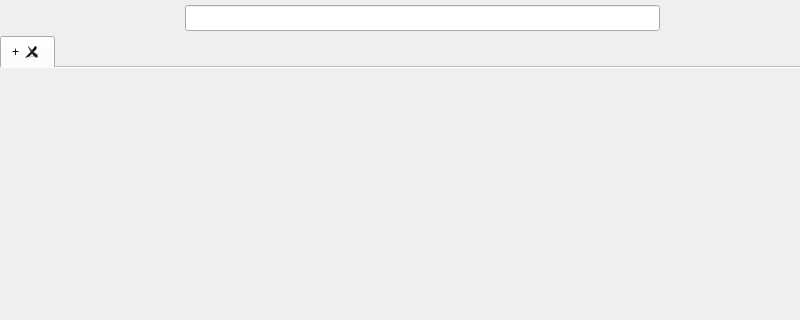
Old version of the form ventana.ui in the repository willynajberg/pyQtBrowser; both pictures show x 0 to 800 and y 0 to 320 of the 800 by 600 pixel window.
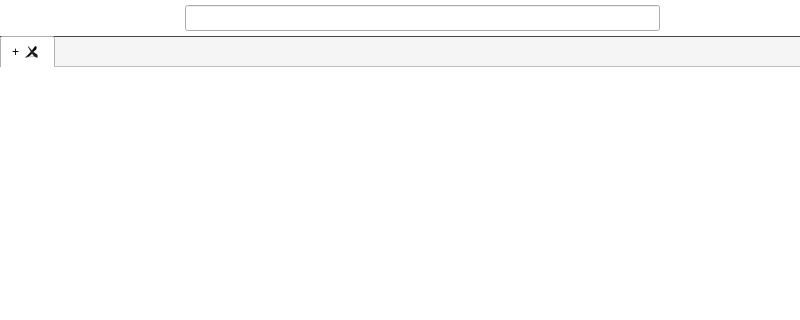
New version of the form. Icons and pictures are not drawn.

Commit message: Cambios al diseño y arreglo de un pequeño fallo

Diff of the .ui file:
```diff
--- a/ventana.ui
+++ b/ventana.ui
@@ -13,6 +13,9 @@
   <property name="windowTitle">
    <string>MainWindow</string>
   </property>
+  <property name="styleSheet">
+   <string notr="true">QWidget#centralwidget {background-color:white}</string>
+  </property>
   <widget class="QWidget" name="centralwidget">
    <layout class="QVBoxLayout" name="verticalLayout">
     <property name="spacing">
@@ -205,7 +208,9 @@
     <item>
      <widget class="QTabWidget" name="tabWidget">
       <property name="styleSheet">
-       <string notr="true">QTabBar::tab { max-width: 250px; }</string>
+       <string notr="true">QTabBar {background-color:rgb(245, 245, 245);
+border-top: 1px solid rgb(70, 70, 70)}
+QTabBar::tab { max-width: 250px; }</string>
       </property>
       <property name="currentIndex">
        <number>0</number>
```
Left out of the diff: 6 changed lines with no effect on the pictures. The commit also changes 2 other files.
